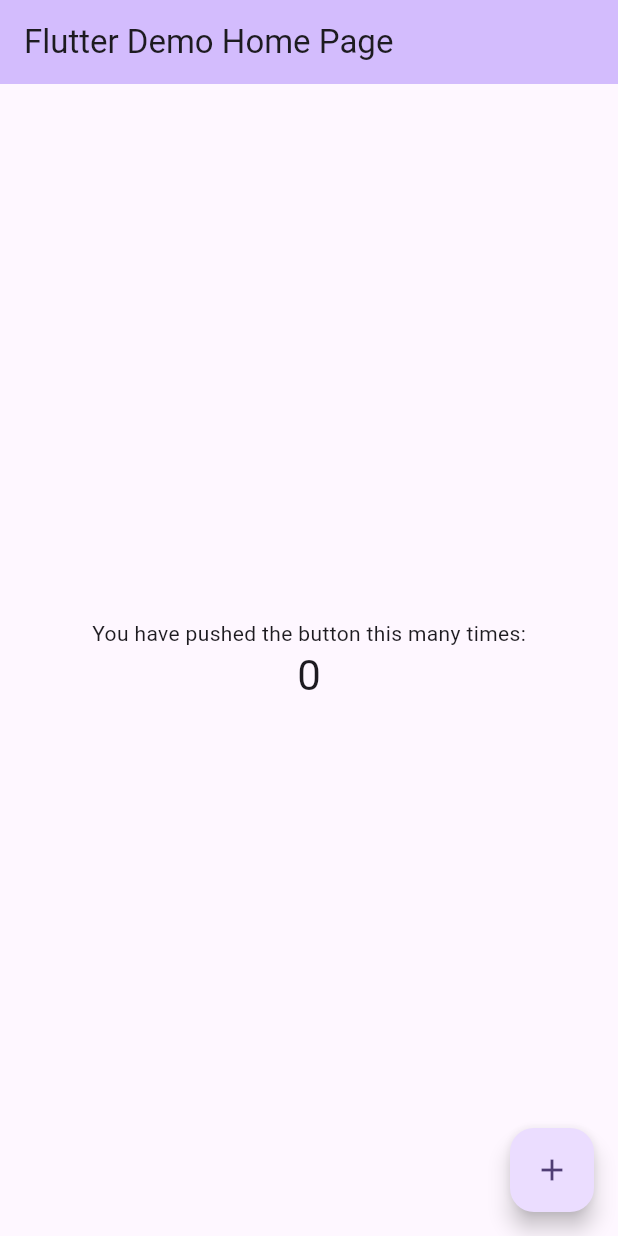
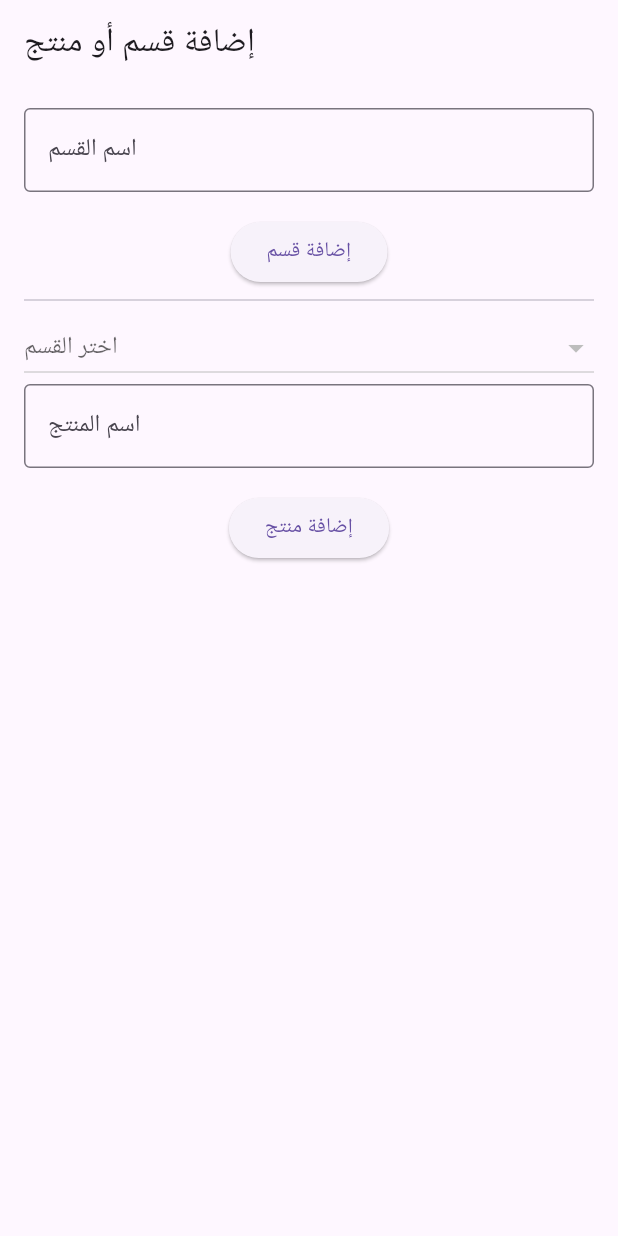
Before and after one commit to HusseinALiraqi99/coffee_mnue_app, a Flutter app: the screen it shows after launch, on a phone screen of 412 x 824 dp. Run offline on Flutter 3.47's test engine with Material 3 defaults, Android fonts, the phone set to English and light mode, and no system bars; our stand-ins replace get.

Commit message:
Add lesson 2

```diff
--- /dev/null
+++ b/lib/controller/tab_controller.dart
@@ -0,0 +1,24 @@
+import 'package:get/get.dart';
+
+class MyTabController  extends GetxController {
+  // قائمة الأقسام
+  var categories = <String>[].obs;
+
+  // خريطة لربط كل قسم بالمنتجات
+  var categoryProducts = <String, List<String>>{}.obs;
+
+  // إضافة قسم جديد
+  void addCategory(String category) {
+    if (category.isNotEmpty && !categories.contains(category)) {
+      categories.add(category);
+      categoryProducts[category] = [];
+    }
+  }
+
+  // إضافة منتج إلى قسم معين
+  void addProduct(String category, String product) {
+    if (product.isNotEmpty && categoryProducts.containsKey(category)) {
+      categoryProducts[category]!.add(product);
+    }
+  }
+}
--- a/lib/main.dart
+++ b/lib/main.dart
@@ -1,125 +1,26 @@
+import 'package:coffee_mnue_app/view/screen/addtup.dart';
+import 'package:coffee_mnue_app/view/screen/hompage_sceen.dart';
+import 'package:coffee_mnue_app/controller/tab_controller.dart'; // استيراد الكنترولر
 import 'package:flutter/material.dart';
+import 'package:get/get.dart';
 
 void main() {
-  runApp(const MyApp());
+  // تسجيل الكنترولر هنا
+  Get.put(MyTabController()); // تسجيل MyTabController قبل تشغيل التطبيق
+
+  runApp(MyApp());
 }
 
 class MyApp extends StatelessWidget {
-  const MyApp({super.key});
-
-  // This widget is the root of your application.
   @override
   Widget build(BuildContext context) {
-    return MaterialApp(
-      title: 'Flutter Demo',
-      theme: ThemeData(
-        // This is the theme of your application.
-        //
-        // TRY THIS: Try running your application with "flutter run". You'll see
-        // the application has a purple toolbar. Then, without quitting the app,
-        // try changing the seedColor in the colorScheme below to Colors.green
-        // and then invoke "hot reload" (save your changes or press the "hot
-        // reload" button in a Flutter-supported IDE, or press "r" if you used
-        // the command line to start the app).
-        //
-        // Notice that the counter didn't reset back to zero; the application
-        // state is not lost during the reload. To reset the state, use hot
-        // restart instead.
-        //
-        // This works for code too, not just values: Most code changes can be
-        // tested with just a hot reload.
-        colorScheme: ColorScheme.fromSeed(seedColor: Colors.deepPurple),
-        useMaterial3: true,
-      ),
-      home: const MyHomePage(title: 'Flutter Demo Home Page'),
+    return GetMaterialApp(
+      debugShowCheckedModeBanner: false,
+      initialRoute: '/addtabs',
+      getPages: [
+        GetPage(name: '/addtabs', page: () => AddTabs()),
+        GetPage(name: '/homepage', page: () => HomePage()),
+      ],
     );
   }
 }
-
-class MyHomePage extends StatefulWidget {
-  const MyHomePage({super.key, required this.title});
-
-  // This widget is the home page of your application. It is stateful, meaning
-  // that it has a State object (defined below) that contains fields that affect
-  // how it looks.
-
-  // This class is the configuration for the state. It holds the values (in this
-  // case the title) provided by the parent (in this case the App widget) and
-  // used by the build method of the State. Fields in a Widget subclass are
-  // always marked "final".
-
-  final String title;
-
-  @override
-  State<MyHomePage> createState() => _MyHomePageState();
-}
-
-class _MyHomePageState extends State<MyHomePage> {
-  int _counter = 0;
-
-  void _incrementCounter() {
-    setState(() {
-      // This call to setState tells the Flutter framework that something has
-      // changed in this State, which causes it to rerun the build method below
-      // so that the display can reflect the updated values. If we changed
-      // _counter without calling setState(), then the build method would not be
-      // called again, and so nothing would appear to happen.
-      _counter++;
-    });
-  }
-
-  @override
-  Widget build(BuildContext context) {
-    // This method is rerun every time setState is called, for instance as done
-    // by the _incrementCounter method above.
-    //
-    // The Flutter framework has been optimized to make rerunning build methods
-    // fast, so that you can just rebuild anything that needs updating rather
-    // than having to individually change instances of widgets.
-    return Scaffold(
-      appBar: AppBar(
-        // TRY THIS: Try changing the color here to a specific color (to
-        // Colors.amber, perhaps?) and trigger a hot reload to see the AppBar
-        // change color while the other colors stay the same.
-        backgroundColor: Theme.of(context).colorScheme.inversePrimary,
-        // Here we take the value from the MyHomePage object that was created by
-        // the App.build method, and use it to set our appbar title.
-        title: Text(widget.title),
-      ),
-      body: Center(
-        // Center is a layout widget. It takes a single child and positions it
-        // in the middle of the parent.
-        child: Column(
-          // Column is also a layout widget. It takes a list of children and
-          // arranges them vertically. By default, it sizes itself to fit its
-          // children horizontally, and tries to be as tall as its parent.
-          //
-          // Column has various properties to control how it sizes itself and
-          // how it positions its children. Here we use mainAxisAlignment to
-          // center the children vertically; the main axis here is the vertical
-          // axis because Columns are vertical (the cross axis would be
-          // horizontal).
-          //
-          // TRY THIS: Invoke "debug painting" (choose the "Toggle Debug Paint"
-          // action in the IDE, or press "p" in the console), to see the
-          // wireframe for each widget.
-          mainAxisAlignment: MainAxisAlignment.center,
-          children: <Widget>[
-            const Text(
-              'You have pushed the button this many times:',
-            ),
-            Text(
-              '$_counter',
-              style: Theme.of(context).textTheme.headlineMedium,
-            ),
-          ],
-        ),
-      ),
-      floatingActionButton: FloatingActionButton(
-        onPressed: _incrementCounter,
-        tooltip: 'Increment',
-        child: const Icon(Icons.add),
-      ), // This trailing comma makes auto-formatting nicer for build methods.
-    );
-  }
-}
--- /dev/null
+++ b/lib/view/screen/addtup.dart
@@ -0,0 +1,83 @@
+import 'package:coffee_mnue_app/controller/tab_controller.dart';
+import 'package:flutter/material.dart';
+import 'package:get/get.dart';
+import 'package:coffee_mnue_app/view/screen/hompage_sceen.dart'; // استيراد الصفحة الرئيسية
+
+class AddTabs extends StatelessWidget {
+  final TextEditingController categoryController = TextEditingController();
+  final TextEditingController productController = TextEditingController();
+
+  @override
+  Widget build(BuildContext context) {
+    final MyTabController tabController = Get.find<MyTabController>();
+
+    String? selectedCategory; // متغير لحفظ القسم المختار
+
+    return Scaffold(
+      appBar: AppBar(
+        title: Text('إضافة قسم أو منتج'),
+      ),
+      body: Padding(
+        padding: const EdgeInsets.all(16.0),
+        child: Column(
+          children: [
+            // إدخال اسم القسم
+            TextField(
+              controller: categoryController,
+              decoration: InputDecoration(
+                labelText: 'اسم القسم',
+                border: OutlineInputBorder(),
+              ),
+            ),
+            SizedBox(height: 16),
+            ElevatedButton(
+              onPressed: () {
+                if (categoryController.text.isNotEmpty) {
+                  tabController.addCategory(categoryController.text);
+                  categoryController.clear();
+                }
+              },
+              child: Text('إضافة قسم'),
+            ),
+            Divider(),
+            // اختيار القسم وإدخال المنتج
+            Obx(() {
+              return DropdownButton<String>(
+                isExpanded: true,
+                value: selectedCategory,
+                hint: Text('اختر القسم'),
+                onChanged: (value) {
+                  selectedCategory = value; // تحديث القسم المختار
+                },
+                items: tabController.categories
+                    .map((category) => DropdownMenuItem(
+                          value: category,
+                          child: Text(category),
+                        ))
+                    .toList(),
+              );
+            }),
+            TextField(
+              controller: productController,
+              decoration: InputDecoration(
+                labelText: 'اسم المنتج',
+                border: OutlineInputBorder(),
+              ),
+            ),
+            SizedBox(height: 16),
+            ElevatedButton(
+              onPressed: () {
+                if (selectedCategory != null && productController.text.isNotEmpty) {
+                  tabController.addProduct(selectedCategory!, productController.text);
+                  productController.clear();
+                  Get.to(() => HomePage());  // الانتقال إلى الصفحة الرئيسية بعد إضافة المنتج
+                }
+              },
+              child: Text('إضافة منتج'),
+            ),
+          ],
+        ),
+      ),
+    );
+  }
+}
```
Also changed, not shown: lib/core/style/stylecolor.dart (added, +7 -0 lines), lib/core/style/stylefont.dart (added, +15 -0 lines), lib/view/screen/hompage_sceen.dart (added, +52 -0 lines).
